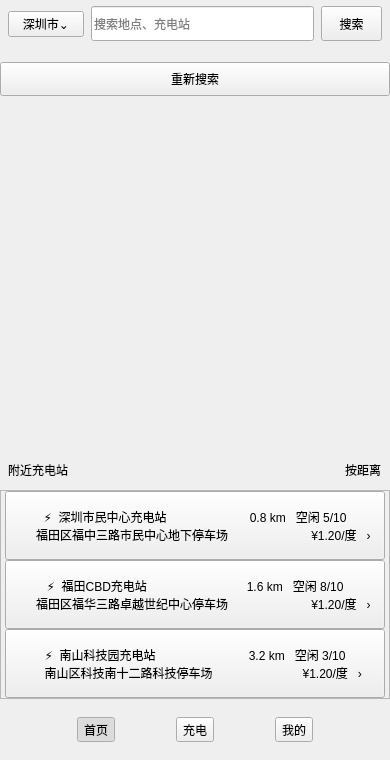
Above: ui/shell/mainwindow.ui from dirtysoup0519/ChargingUser before the change. Below: the same form after it.
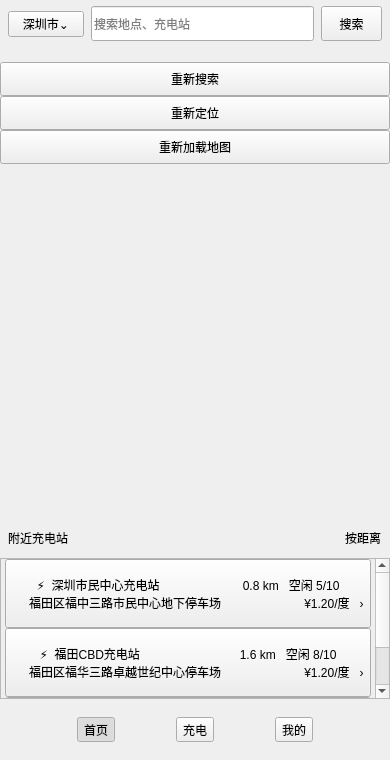
That is the form after the change. Icons and pictures are not drawn. Custom widgets are drawn as their Qt base class.

Patch:
```diff
--- a/ui/shell/mainwindow.ui
+++ b/ui/shell/mainwindow.ui
@@ -19,6 +19,8 @@
    </widget></item>
    <item><widget class="QLabel" name="searchErrorLabel"><property name="visible"><bool>false</bool></property><property name="text"><string/></property><property name="wordWrap"><bool>true</bool></property></widget></item>
    <item><widget class="QPushButton" name="searchRetryButton"><property name="visible"><bool>false</bool></property><property name="minimumSize"><size><width>0</width><height>34</height></size></property><property name="text"><string>重新搜索</string></property></widget></item>
+   <item><widget class="QPushButton" name="locationRetryButton"><property name="visible"><bool>false</bool></property><property name="minimumSize"><size><width>0</width><height>34</height></size></property><property name="text"><string>重新定位</string></property></widget></item>
+   <item><widget class="QPushButton" name="mapRetryButton"><property name="visible"><bool>false</bool></property><property name="minimumSize"><size><width>0</width><height>34</height></size></property><property name="text"><string>重新加载地图</string></property></widget></item>
    <item><widget class="InteractiveMapWidget" name="mapView"><property name="minimumSize"><size><width>390</width><height>354</height></size></property><property name="maximumSize"><size><width>390</width><height>354</height></size></property><property name="pixmap"><pixmap resource="../../resources/resources.qrc">:/images/home_map.png</pixmap></property></widget></item>
    <item><widget class="QWidget" name="stationSection"><property name="minimumSize"><size><width>0</width><height>40</height></size></property><property name="maximumSize"><size><width>16777215</width><height>40</height></size></property>
     <layout class="QHBoxLayout" name="sectionLayout"><property name="leftMargin"><number>8</number></property><property name="rightMargin"><number>9</number></property>
```
